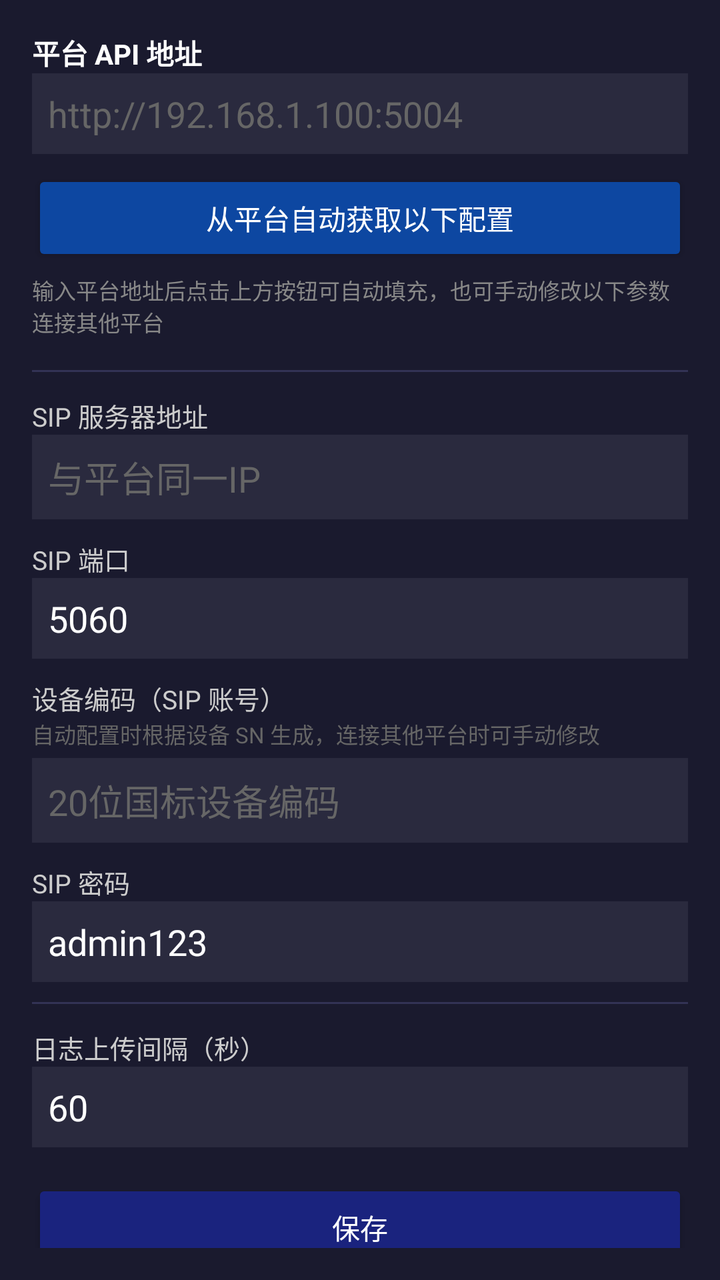
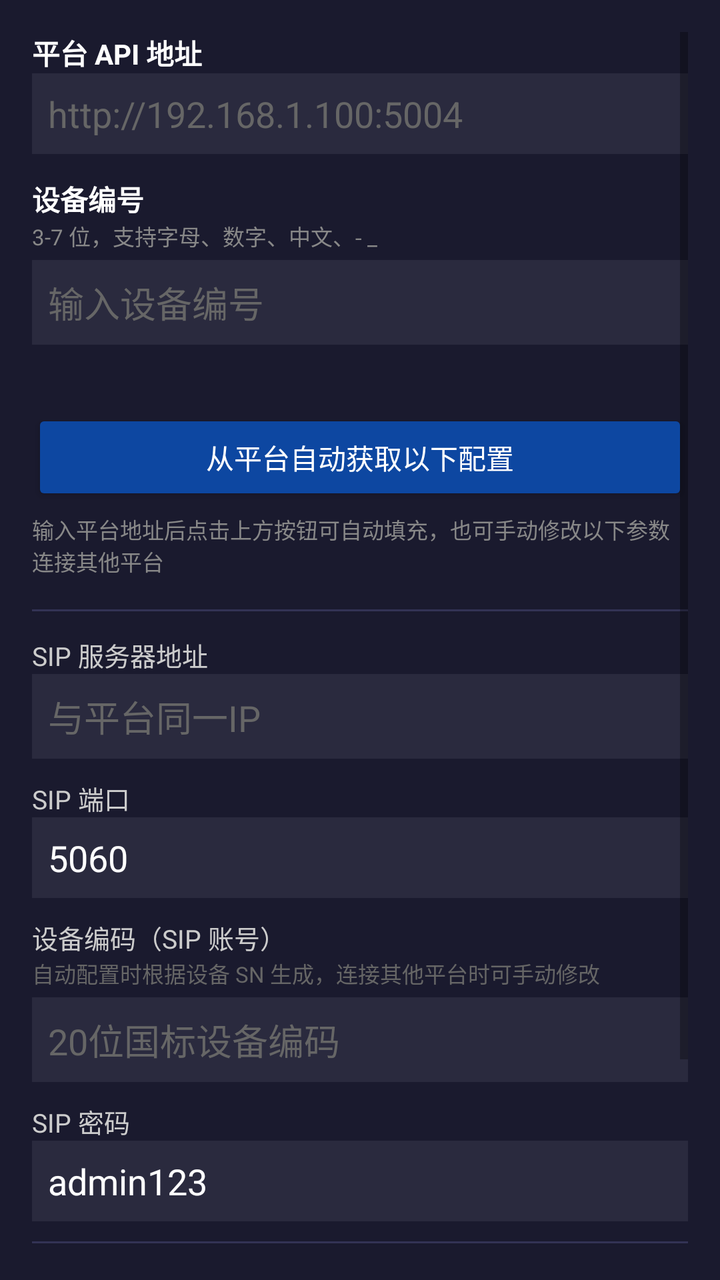

An Android layout rendered at two revisions. The XML below is the earlier revision; the diff shows what the commit changed to produce the second picture.
<!-- AndroidManifest.xml: application theme Theme.EnforcementApp -->
<!-- res/layout/fragment_settings_server.xml -->
<?xml version="1.0" encoding="utf-8"?>
<ScrollView xmlns:android="http://schemas.android.com/apk/res/android"
    android:layout_width="match_parent"
    android:layout_height="match_parent"
    android:background="#1A1A2E"
    android:padding="16dp">
    <LinearLayout
        android:layout_width="match_parent"
        android:layout_height="wrap_content"
        android:orientation="vertical">

        
        <TextView android:text="平台 API 地址" android:textColor="#FFFFFF" android:textSize="14sp"
            android:textStyle="bold" android:layout_width="wrap_content" android:layout_height="wrap_content" />
        <EditText android:id="@+id/etApiUrl" android:layout_width="match_parent" android:layout_height="wrap_content"
            android:hint="http://192.168.1.100:5004" android:textColor="#FFFFFF" android:textColorHint="#666666"
            android:background="#2A2A3E" android:padding="8dp" android:layout_marginBottom="8dp"
            android:inputType="textUri" />

        <Button android:id="@+id/btnAutoConfig"
            android:layout_width="match_parent" android:layout_height="wrap_content"
            android:text="从平台自动获取以下配置" android:backgroundTint="#0D47A1" android:textColor="#FFFFFF"
            android:layout_marginBottom="4dp" />
        <TextView android:text="输入平台地址后点击上方按钮可自动填充，也可手动修改以下参数连接其他平台"
            android:textColor="#888888" android:textSize="11sp"
            android:layout_width="wrap_content" android:layout_height="wrap_content"
            android:layout_marginBottom="16dp" />

        
        <View android:layout_width="match_parent" android:layout_height="1dp"
            android:background="#333355" android:layout_marginBottom="12dp" />

        
        <TextView android:text="SIP 服务器地址" android:textColor="#CCCCCC" android:textSize="13sp"
            android:layout_width="wrap_content" android:layout_height="wrap_content" />
        <EditText android:id="@+id/etSipServer" android:layout_width="match_parent" android:layout_height="wrap_content"
            android:hint="与平台同一IP" android:textColor="#FFFFFF" android:textColorHint="#666666"
            android:background="#2A2A3E" android:padding="8dp" android:layout_marginBottom="10dp" />

        
        <TextView android:text="SIP 端口" android:textColor="#CCCCCC" android:textSize="13sp"
            android:layout_width="wrap_content" android:layout_height="wrap_content" />
        <EditText android:id="@+id/etSipPort" android:layout_width="match_parent" android:layout_height="wrap_content"
            android:text="5060" android:inputType="number" android:textColor="#FFFFFF" android:textColorHint="#666666"
            android:background="#2A2A3E" android:padding="8dp" android:layout_marginBottom="10dp" />

        
        <TextView android:text="设备编码（SIP 账号）" android:textColor="#CCCCCC" android:textSize="13sp"
            android:layout_width="wrap_content" android:layout_height="wrap_content" />
        <TextView android:text="自动配置时根据设备 SN 生成，连接其他平台时可手动修改"
            android:textColor="#666666" android:textSize="11sp"
            android:layout_width="wrap_content" android:layout_height="wrap_content"
            android:layout_marginBottom="4dp" />
        <EditText android:id="@+id/etSipUsername" android:layout_width="match_parent" android:layout_height="wrap_content"
            android:hint="20位国标设备编码" android:textColor="#FFFFFF" android:textColorHint="#666666"
            android:background="#2A2A3E" android:padding="8dp" android:layout_marginBottom="10dp" />

        
        <TextView android:text="SIP 密码" android:textColor="#CCCCCC" android:textSize="13sp"
            android:layout_width="wrap_content" android:layout_height="wrap_content" />
        <EditText android:id="@+id/etSipPassword" android:layout_width="match_parent" android:layout_height="wrap_content"
            android:text="admin123" android:inputType="textVisiblePassword" android:textColor="#FFFFFF" android:textColorHint="#666666"
            android:background="#2A2A3E" android:padding="8dp" android:layout_marginBottom="10dp" />

        
        <View android:layout_width="match_parent" android:layout_height="1dp"
            android:background="#333355" android:layout_marginBottom="12dp" />

        
        <TextView android:text="日志上传间隔（秒）" android:textColor="#CCCCCC" android:textSize="13sp"
            android:layout_width="wrap_content" android:layout_height="wrap_content" />
        <EditText android:id="@+id/etLogInterval" android:layout_width="match_parent" android:layout_height="wrap_content"
            android:text="60" android:inputType="number" android:textColor="#FFFFFF" android:textColorHint="#666666"
            android:background="#2A2A3E" android:padding="8dp" android:layout_marginBottom="16dp" />

        <Button android:id="@+id/btnSave"
            android:layout_width="match_parent" android:layout_height="wrap_content"
            android:text="保存" android:backgroundTint="#1A237E" android:textColor="#FFFFFF" />
    </LinearLayout>
</ScrollView>
<!-- resources referenced by this layout -->
<resources>
  <style name="Theme.EnforcementApp" parent="Theme.MaterialComponents.DayNight.NoActionBar">
          <item name="colorPrimary">#1A237E</item>
          <item name="colorPrimaryVariant">#0D47A1</item>
          <item name="colorOnPrimary">#FFFFFF</item>
          <item name="colorSecondary">#2196F3</item>
          <item name="android:windowBackground">#000000</item>
      </style>
</resources>

<!-- the commit's change to res/layout/fragment_settings_server.xml (unified diff, before → after) -->
@@ -14,8 +14,22 @@
             android:textStyle="bold" android:layout_width="wrap_content" android:layout_height="wrap_content" />
         <EditText android:id="@+id/etApiUrl" android:layout_width="match_parent" android:layout_height="wrap_content"
             android:hint="http://192.168.1.100:5004" android:textColor="#FFFFFF" android:textColorHint="#666666"
-            android:background="#2A2A3E" android:padding="8dp" android:layout_marginBottom="8dp"
+            android:background="#2A2A3E" android:padding="8dp" android:layout_marginBottom="12dp"
             android:inputType="textUri" />
+
+        
+        <TextView android:text="设备编号" android:textColor="#FFFFFF" android:textSize="14sp"
+            android:textStyle="bold" android:layout_width="wrap_content" android:layout_height="wrap_content" />
+        <TextView android:text="3-7 位，支持字母、数字、中文、- _"
+            android:textColor="#888888" android:textSize="11sp"
+            android:layout_width="wrap_content" android:layout_height="wrap_content"
+            android:layout_marginBottom="4dp" />
+        <EditText android:id="@+id/etCustomCode" android:layout_width="match_parent" android:layout_height="wrap_content"
+            android:hint="输入设备编号" android:maxLength="7" android:textColor="#FFFFFF" android:textColorHint="#666666"
+            android:background="#2A2A3E" android:padding="8dp" android:layout_marginBottom="4dp" />
+        <TextView android:id="@+id/tvCodeStatus" android:layout_width="wrap_content" android:layout_height="wrap_content"
+            android:textSize="12sp" android:textColor="#888888" android:text=""
+            android:layout_marginBottom="12dp" />
 
         <Button android:id="@+id/btnAutoConfig"
             android:layout_width="match_parent" android:layout_height="wrap_content"
